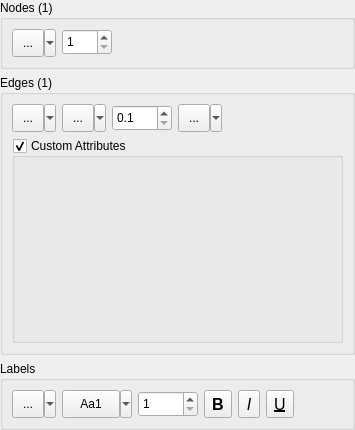
Above: src/commonui/CNodeEdgePropertiesUI.ui from wojtek48/qvge before the change. Below: the same form after it.
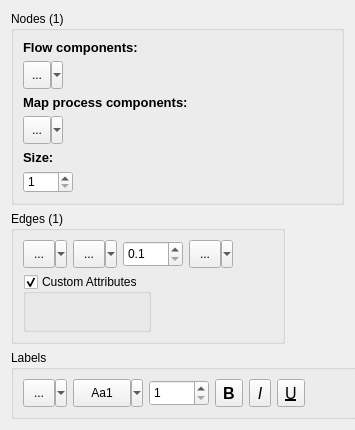
That is the form after the change. Custom widgets are drawn as their Qt base class.

Patch:
```diff
--- a/src/commonui/CNodeEdgePropertiesUI.ui
+++ b/src/commonui/CNodeEdgePropertiesUI.ui
@@ -35,284 +35,8 @@
 }
 </string>
   </property>
-  <layout class="QVBoxLayout" name="verticalLayout_2">
-   <property name="leftMargin">
-    <number>0</number>
-   </property>
-   <property name="topMargin">
-    <number>0</number>
-   </property>
-   <property name="rightMargin">
-    <number>0</number>
-   </property>
-   <property name="bottomMargin">
-    <number>0</number>
-   </property>
-   <item>
-    <widget class="QGroupBox" name="NodesBox">
-     <property name="title">
-      <string>Nodes (1)</string>
-     </property>
-     <layout class="QGridLayout" name="gridLayout_2">
-      <item row="0" column="0">
-       <layout class="QFormLayout" name="formLayout">
-        <property name="sizeConstraint">
-         <enum>QLayout::SetNoConstraint</enum>
-        </property>
-        <item row="0" column="0">
-         <widget class="QSint::QSplitButton" name="NodeShape">
-          <property name="minimumSize">
-           <size>
-            <width>44</width>
-            <height>28</height>
-           </size>
-          </property>
-          <property name="maximumSize">
-           <size>
-            <width>16777215</width>
-            <height>28</height>
-           </size>
-          </property>
-          <property name="statusTip">
-           <string>Set shape of the selected nodes</string>
-          </property>
-          <property name="text">
-           <string>...</string>
-          </property>
-          <property name="iconSize">
-           <size>
-            <width>18</width>
-            <height>18</height>
-           </size>
-          </property>
-          <property name="popupMode">
-           <enum>QToolButton::MenuButtonPopup</enum>
-          </property>
-         </widget>
-        </item>
-        <item row="0" column="1">
-         <widget class="QSint::SpinComboBox" name="NodeSizeX">
-          <property name="enabled">
-           <bool>true</bool>
-          </property>
-          <property name="sizePolicy">
-           <sizepolicy hsizetype="Expanding" vsizetype="Fixed">
-            <horstretch>0</horstretch>
-            <verstretch>0</verstretch>
-           </sizepolicy>
-          </property>
-          <property name="minimumSize">
-           <size>
-            <width>0</width>
-            <height>0</height>
-           </size>
-          </property>
-          <property name="maximumSize">
-           <size>
-            <width>50</width>
-            <height>26</height>
-           </size>
-          </property>
-          <property name="statusTip">
-           <string>Set width of the selected nodes</string>
-          </property>
-          <property name="styleSheet">
-           <string notr="true"/>
-          </property>
-          <property name="alignment">
-           <set>Qt::AlignLeading|Qt::AlignLeft|Qt::AlignVCenter</set>
-          </property>
-          <property name="correctionMode">
-           <enum>QAbstractSpinBox::CorrectToNearestValue</enum>
-          </property>
-          <property name="minimum">
-           <number>1</number>
-          </property>
-          <property name="maximum">
-           <number>1000</number>
-          </property>
-         </widget>
-        </item>
-       </layout>
-      </item>
-     </layout>
-    </widget>
-   </item>
-   <item>
-    <widget class="QGroupBox" name="EdgesBox">
-     <property name="title">
-      <string>Edges (1)</string>
-     </property>
-     <layout class="QVBoxLayout" name="verticalLayout">
-      <item>
-       <layout class="QHBoxLayout" name="horizontalLayout_2">
-        <item>
-         <widget class="QSint::ColorButton" name="EdgeColor">
-          <property name="sizePolicy">
-           <sizepolicy hsizetype="Fixed" vsizetype="Fixed">
-            <horstretch>0</horstretch>
-            <verstretch>0</verstretch>
-           </sizepolicy>
-          </property>
-          <property name="minimumSize">
-           <size>
-            <width>44</width>
-            <height>28</height>
-           </size>
-          </property>
-          <property name="statusTip">
-           <string>Set color of the selected edges</string>
-          </property>
-          <property name="text">
-           <string>...</string>
-          </property>
-          <property name="iconSize">
-           <size>
-            <width>18</width>
-            <height>18</height>
-           </size>
-          </property>
-          <property name="popupMode">
-           <enum>QToolButton::MenuButtonPopup</enum>
-          </property>
-         </widget>
-        </item>
-        <item>
-         <widget class="QSint::QPenButton" name="EdgeStyle">
-          <property name="minimumSize">
-           <size>
-            <width>44</width>
-            <height>28</height>
-           </size>
-          </property>
-          <property name="statusTip">
-           <string>Set pen style of the selected edges</string>
-          </property>
-          <property name="text">
-           <string>...</string>
-          </property>
-          <property name="iconSize">
-           <size>
-            <width>18</width>
-            <height>18</height>
-           </size>
-          </property>
-          <property name="popupMode">
-           <enum>QToolButton::MenuButtonPopup</enum>
-          </property>
-         </widget>
-        </item>
-        <item>
-         <widget class="QDoubleSpinBox" name="EdgeWeight">
-          <property name="sizePolicy">
-           <sizepolicy hsizetype="Fixed" vsizetype="Fixed">
-            <horstretch>0</horstretch>
-            <verstretch>0</verstretch>
-           </sizepolicy>
-          </property>
-          <property name="minimumSize">
-           <size>
-            <width>60</width>
-            <height>26</height>
-           </size>
-          </property>
-          <property name="statusTip">
-           <string>Set weight of the selected edges</string>
-          </property>
-          <property name="styleSheet">
-           <string notr="true"/>
-          </property>
-          <property name="correctionMode">
-           <enum>QAbstractSpinBox::CorrectToNearestValue</enum>
-          </property>
-          <property name="decimals">
-           <number>1</number>
-          </property>
-          <property name="minimum">
-           <double>0.100000000000000</double>
-          </property>
-          <property name="singleStep">
-           <double>0.100000000000000</double>
-          </property>
-         </widget>
-        </item>
-        <item>
-         <widget class="QSint::QSplitButton" name="EdgeDirection">
-          <property name="minimumSize">
-           <size>
-            <width>44</width>
-            <height>28</height>
-           </size>
-          </property>
-          <property name="statusTip">
-           <string>Set direction of the selected edges</string>
-          </property>
-          <property name="text">
-           <string>...</string>
-          </property>
-          <property name="iconSize">
-           <size>
-            <width>18</width>
-            <height>18</height>
-           </size>
-          </property>
-          <property name="popupMode">
-           <enum>QToolButton::MenuButtonPopup</enum>
-          </property>
-         </widget>
-        </item>
-        <item>
-         <spacer name="horizontalSpacer_2">
-          <property name="orientation">
-           <enum>Qt::Horizontal</enum>
-          </property>
-          <property name="sizeHint" stdset="0">
-           <size>
-            <width>40</width>
-            <height>20</height>
-           </size>
-          </property>
-         </spacer>
-        </item>
-       </layout>
-      </item>
-      <item>
-       <widget class="QGroupBox" name="EdgeAttrBox">
-        <property name="sizePolicy">
-         <sizepolicy hsizetype="Preferred" vsizetype="Expanding">
-          <horstretch>0</horstretch>
-          <verstretch>0</verstretch>
-         </sizepolicy>
-        </property>
-        <property name="title">
-         <string>Custom Attributes</string>
-        </property>
-        <property name="flat">
-         <bool>true</bool>
-        </property>
-        <property name="checkable">
-         <bool>true</bool>
-        </property>
-        <layout class="QVBoxLayout" name="verticalLayout_4">
-         <property name="leftMargin">
-          <number>0</number>
-         </property>
-         <property name="rightMargin">
-          <number>0</number>
-         </property>
-         <property name="bottomMargin">
-          <number>0</number>
-         </property>
-         <item>
-          <widget class="CAttributesEditorUI" name="EdgeAttrEditor" native="true"/>
-         </item>
-        </layout>
-       </widget>
-      </item>
-     </layout>
-    </widget>
-   </item>
-   <item>
+  <layout class="QFormLayout" name="formLayout_2">
+   <item row="2" column="0">
     <widget class="QGroupBox" name="LablesBox">
      <property name="title">
       <string>Labels</string>
@@ -563,6 +287,351 @@
      </layout>
     </widget>
    </item>
+   <item row="1" column="0">
+    <widget class="QGroupBox" name="EdgesBox">
+     <property name="title">
+      <string>Edges (1)</string>
+     </property>
+     <layout class="QFormLayout" name="formLayout">
+      <item row="0" column="0">
+       <layout class="QHBoxLayout" name="horizontalLayout_2">
+        <item>
+         <widget class="QSint::ColorButton" name="EdgeColor">
+          <property name="sizePolicy">
+           <sizepolicy hsizetype="Fixed" vsizetype="Fixed">
+            <horstretch>0</horstretch>
+            <verstretch>0</verstretch>
+           </sizepolicy>
+          </property>
+          <property name="minimumSize">
+           <size>
+            <width>44</width>
+            <height>28</height>
+           </size>
+          </property>
+          <property name="statusTip">
+           <string>Set color of the selected edges</string>
+          </property>
+          <property name="text">
+           <string>...</string>
+          </property>
+          <property name="iconSize">
+           <size>
+            <width>18</width>
+            <height>18</height>
+           </size>
+          </property>
+          <property name="popupMode">
+           <enum>QToolButton::MenuButtonPopup</enum>
+          </property>
+         </widget>
+        </item>
+        <item>
+         <widget class="QSint::QPenButton" name="EdgeStyle">
+          <property name="minimumSize">
+           <size>
+            <width>44</width>
+            <height>28</height>
+           </size>
+          </property>
+          <property name="statusTip">
+           <string>Set pen style of the selected edges</string>
+          </property>
+          <property name="text">
+           <string>...</string>
+          </property>
+          <property name="iconSize">
+           <size>
+            <width>18</width>
+            <height>18</height>
+           </size>
+          </property>
+          <property name="popupMode">
+           <enum>QToolButton::MenuButtonPopup</enum>
+          </property>
+         </widget>
+        </item>
+        <item>
+         <widget class="QDoubleSpinBox" name="EdgeWeight">
+          <property name="sizePolicy">
+           <sizepolicy hsizetype="Fixed" vsizetype="Fixed">
+            <horstretch>0</horstretch>
+            <verstretch>0</verstretch>
+           </sizepolicy>
+          </property>
+          <property name="minimumSize">
+           <size>
+            <width>60</width>
+            <height>26</height>
+           </size>
+          </property>
+          <property name="statusTip">
+           <string>Set weight of the selected edges</string>
+          </property>
+          <property name="styleSheet">
+           <string notr="true"/>
+          </property>
+          <property name="correctionMode">
+           <enum>QAbstractSpinBox::CorrectToNearestValue</enum>
+          </property>
+          <property name="decimals">
+           <number>1</number>
+          </property>
+          <property name="minimum">
+           <double>0.100000000000000</double>
+          </property>
+          <property name="singleStep">
+           <double>0.100000000000000</double>
+          </property>
+         </widget>
+        </item>
+        <item>
+         <widget class="QSint::QSplitButton" name="EdgeDirection">
+          <property name="minimumSize">
+           <size>
+            <width>44</width>
+            <height>28</height>
+           </size>
+          </property>
+          <property name="statusTip">
+           <string>Set direction of the selected edges</string>
+          </property>
+          <property name="text">
+           <string>...</string>
+          </property>
+          <property name="iconSize">
+           <size>
+            <width>18</width>
+            <height>18</height>
+           </size>
+          </property>
+          <property name="popupMode">
+           <enum>QToolButton::MenuButtonPopup</enum>
+          </property>
+         </widget>
+        </item>
+        <item>
+         <spacer name="horizontalSpacer_2">
+          <property name="orientation">
+           <enum>Qt::Horizontal</enum>
+          </property>
+          <property name="sizeHint" stdset="0">
+           <size>
+            <width>40</width>
+            <height>20</height>
+           </size>
+          </property>
+         </spacer>
+        </item>
+       </layout>
+      </item>
+      <item row="1" column="0">
+       <widget class="QGroupBox" name="EdgeAttrBox">
+        <property name="sizePolicy">
+         <sizepolicy hsizetype="Preferred" vsizetype="Expanding">
+          <horstretch>0</horstretch>
+          <verstretch>0</verstretch>
+         </sizepolicy>
+        </property>
+        <property name="title">
+         <string>Custom Attributes</string>
+        </property>
+        <property name="flat">
+         <bool>true</bool>
+        </property>
+        <property name="checkable">
+         <bool>true</bool>
+        </property>
+        <layout class="QVBoxLayout" name="verticalLayout_4">
+         <property name="leftMargin">
+          <number>0</number>
+         </property>
+         <property name="rightMargin">
+          <number>0</number>
+         </property>
+         <property name="bottomMargin">
+          <number>0</number>
+         </property>
+         <item>
+          <widget class="CAttributesEditorUI" name="EdgeAttrEditor" native="true"/>
+         </item>
+        </layout>
+       </widget>
+      </item>
+     </layout>
+    </widget>
+   </item>
+   <item row="0" column="0" colspan="2">
+    <widget class="QGroupBox" name="NodesBox">
+     <property name="title">
+      <string>Nodes (1)</string>
+     </property>
+     <layout class="QFormLayout" name="formLayout_3">
+      <item row="0" column="0" colspan="2">
+       <widget class="QLabel" name="labFlow">
+        <property name="maximumSize">
+         <size>
+          <width>160</width>
+          <height>16777215</height>
+         </size>
+        </property>
+        <property name="font">
+         <font>
+          <family>Tahoma</family>
+          <pointsize>10</pointsize>
+          <weight>75</weight>
+          <bold>true</bold>
+         </font>
+        </property>
+        <property name="text">
+         <string>Flow components:</string>
+        </property>
+       </widget>
+      </item>
+      <item row="6" column="0">
+       <widget class="QLabel" name="labSize">
+        <property name="maximumSize">
+         <size>
+          <width>30</width>
+          <height>16777215</height>
+         </size>
+        </property>
+        <property name="font">
+         <font>
+          <family>Tahoma</family>
+          <pointsize>10</pointsize>
+          <weight>75</weight>
+          <bold>true</bold>
+         </font>
+        </property>
+        <property name="text">
+         <string>Size:</string>
+        </property>
+       </widget>
+      </item>
+      <item row="7" column="0">
+       <widget class="QSint::SpinComboBox" name="NodeSizeX">
+        <property name="enabled">
+         <bool>true</bool>
+        </property>
+        <property name="sizePolicy">
+         <sizepolicy hsizetype="Expanding" vsizetype="Fixed">
+          <horstretch>0</horstretch>
+          <verstretch>0</verstretch>
+         </sizepolicy>
+        </property>
+        <property name="minimumSize">
+         <size>
+          <width>0</width>
+          <height>0</height>
+         </size>
+        </property>
+        <property name="maximumSize">
+         <size>
+          <width>50</width>
+          <height>26</height>
+         </size>
+        </property>
+        <property name="statusTip">
+         <string>Set width of the selected nodes</string>
+        </property>
+        <property name="styleSheet">
+         <string notr="true"/>
+        </property>
+        <property name="alignment">
+         <set>Qt::AlignLeading|Qt::AlignLeft|Qt::AlignVCenter</set>
+        </property>
+        <property name="correctionMode">
+         <enum>QAbstractSpinBox::CorrectToNearestValue</enum>
+        </property>
+        <property name="minimum">
+         <number>1</number>
+        </property>
+        <property name="maximum">
+         <number>1000</number>
+        </property>
+       </widget>
+      </item>
+      <item row="3" column="0" colspan="2">
+       <widget class="QLabel" name="labProc">
+        <property name="font">
+         <font>
+          <family>Tahoma</family>
+          <pointsize>10</pointsize>
+          <weight>75</weight>
+          <bold>true</bold>
+         </font>
+        </property>
+        <property name="text">
+         <string>Map process components:</string>
+        </property>
+       </widget>
+      </item>
+      <item row="4" column="0">
+       <widget class="QSint::QSplitButton" name="NodeProcShape">
+        <property name="minimumSize">
+         <size>
+          <width>40</width>
+          <height>28</height>
+         </size>
+        </property>
+        <property name="maximumSize">
+         <size>
+          <width>40</width>
+          <height>28</height>
+         </size>
+        </property>
+        <property name="statusTip">
+         <string>Set shape of the selected nodes</string>
+        </property>
+        <property name="text">
+         <string>...</string>
+        </property>
+        <property name="iconSize">
+         <size>
+          <width>24</width>
+          <height>24</height>
+         </size>
+        </property>
+        <property name="popupMode">
+         <enum>QToolButton::MenuButtonPopup</enum>
+        </property>
+       </widget>
+      </item>
+      <item row="2" column="0">
+       <widget class="QSint::QSplitButton" name="NodeFlowShape">
+        <property name="minimumSize">
+         <size>
+          <width>40</width>
+          <height>28</height>
+         </size>
+        </property>
+        <property name="maximumSize">
+         <size>
+          <width>40</width>
+          <height>28</height>
+         </size>
+        </property>
+        <property name="statusTip">
+         <string>Set shape of the selected nodes</string>
+        </property>
+        <property name="text">
+         <string>...</string>
+        </property>
+        <property name="iconSize">
+         <size>
+          <width>32</width>
+          <height>32</height>
+         </size>
+        </property>
+        <property name="popupMode">
+         <enum>QToolButton::MenuButtonPopup</enum>
+        </property>
+       </widget>
+      </item>
+     </layout>
+    </widget>
+   </item>
   </layout>
  </widget>
  <customwidgets>
```
